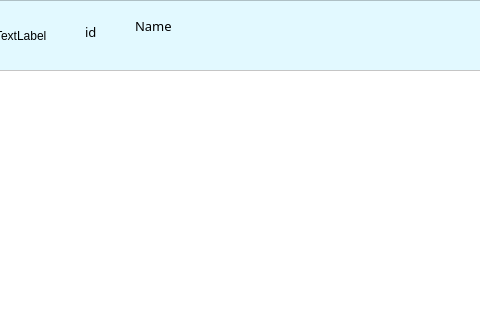
Above: chat/chatwindow.ui from Snowball-Di/cs2021_qt_chat before the change; both pictures show x 135 to 615 and y 0 to 320 of the 740 by 560 pixel window. Below: the same form after it.
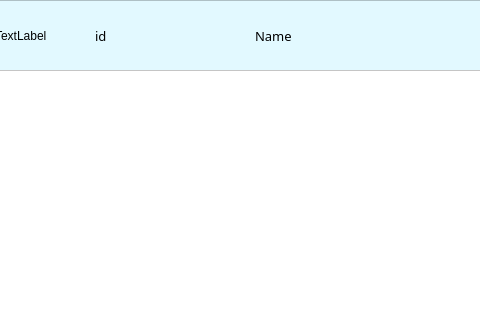
That is the form after the change. Icons and pictures are not drawn.

```diff
--- a/chat/chatwindow.ui
+++ b/chat/chatwindow.ui
@@ -100,10 +100,10 @@
     <widget class="QLabel" name="id">
      <property name="geometry">
       <rect>
-       <x>220</x>
+       <x>230</x>
        <y>20</y>
-       <width>71</width>
-       <height>24</height>
+       <width>131</width>
+       <height>31</height>
       </rect>
      </property>
      <property name="sizePolicy">
@@ -125,9 +125,9 @@
     <widget class="QLabel" name="name">
      <property name="geometry">
       <rect>
-       <x>270</x>
-       <y>10</y>
-       <width>121</width>
+       <x>390</x>
+       <y>20</y>
+       <width>141</width>
        <height>31</height>
       </rect>
      </property>
```
Left out of the diff: 3 changed lines with no effect on the pictures.
